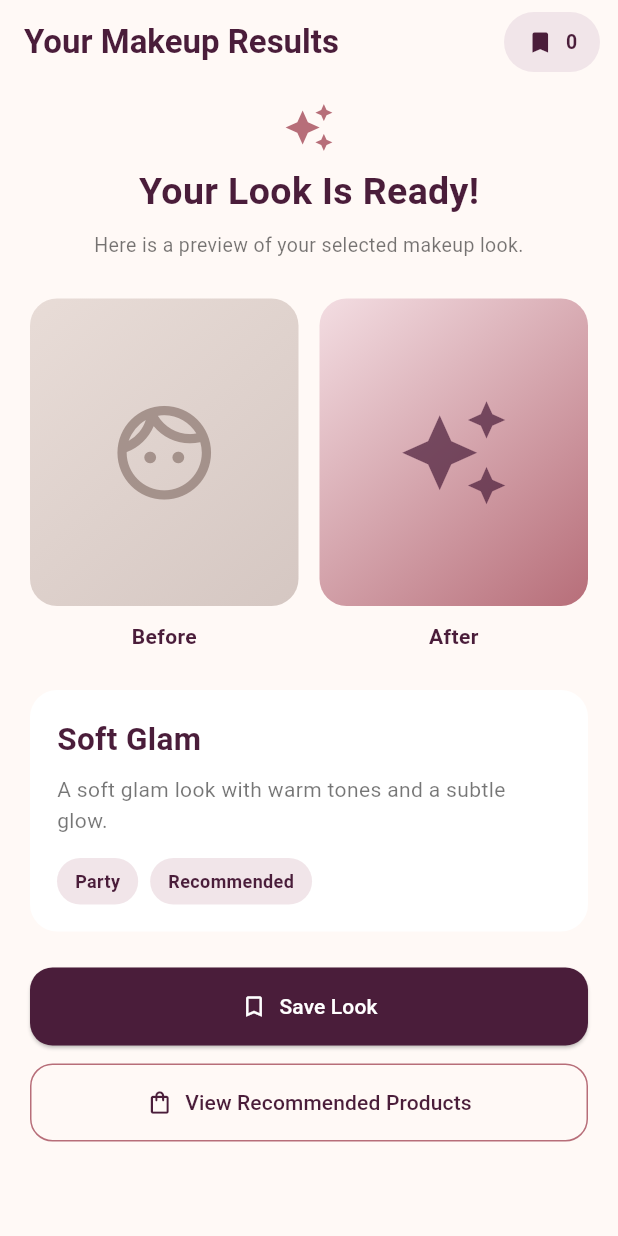
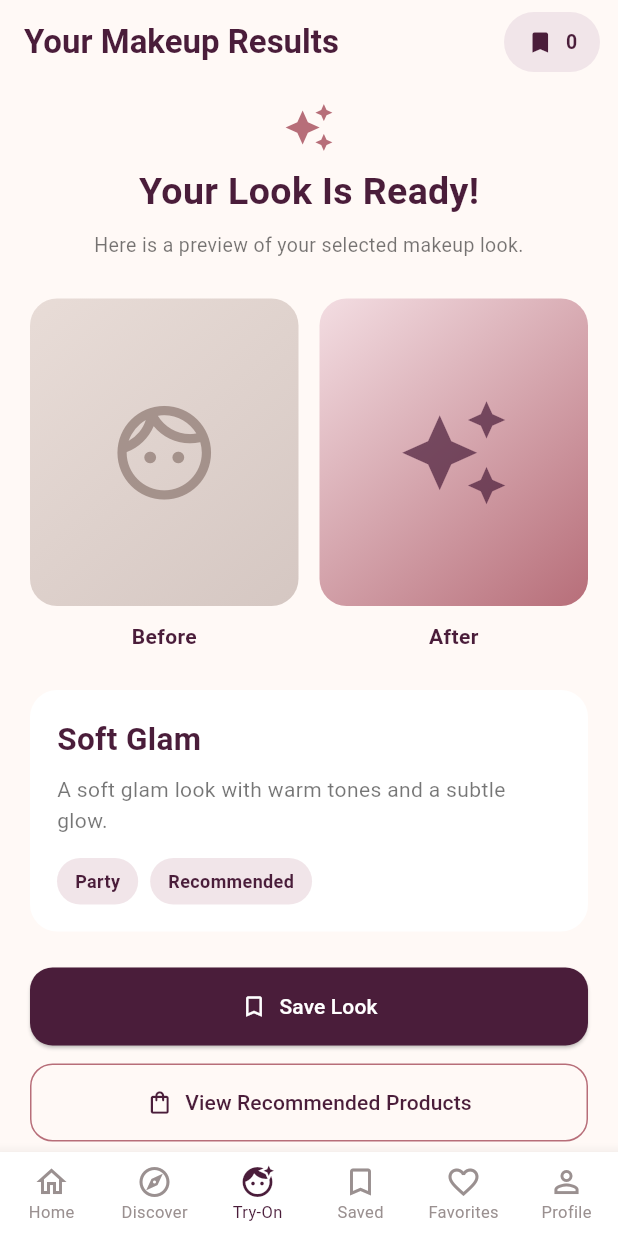
Before and after one commit to khadijaAbsi/AI-Personalized-Beauty-Makeup, a Flutter app: the screen it shows after launch, on a phone screen of 412 x 824 dp. Run offline on Flutter 3.47's test engine with Material 3 defaults, Android fonts, the phone set to English and light mode, and no system bars.

Commit message:
Add bottom navigation to final makeup results

```diff
--- a/lib/features/looks/screens/final_makeup_results_page.dart
+++ b/lib/features/looks/screens/final_makeup_results_page.dart
@@ -1,4 +1,7 @@
 import 'package:flutter/material.dart';
+import 'package:glowai/features/history/screens/favorite_products_page.dart';
+import 'package:glowai/features/history/screens/saved_looks_screen.dart';
+import 'package:glowai/features/home/screens/home_dashboard.dart';
 import 'package:glowai/features/my_looks/screens/my_looks_screen.dart';
 import 'package:glowai/features/my_looks/services/my_looks_service.dart';
 import 'package:glowai/features/products/screens/recommended_products_page.dart';
@@ -102,6 +105,45 @@ class _FinalMakeupResultsPageState extends State<FinalMakeupResultsPage> {
         builder: (_) => const MyLooksScreen(),
       ),
     );
+  }
+
+  void _handleNavigation(int index) {
+    if (index == 0) {
+      Navigator.pushAndRemoveUntil(
+        context,
+        MaterialPageRoute(builder: (_) => const HomeDashboard()),
+        (route) => false,
+      );
+      return;
+    }
+
+    if (index == 2) return;
+
+    if (index == 3) {
+      Navigator.pushReplacement(
+        context,
+        MaterialPageRoute(builder: (_) => const SavedLooksScreen()),
+      );
+      return;
+    }
+
+    if (index == 4) {
+      Navigator.pushReplacement(
+        context,
+        MaterialPageRoute(builder: (_) => const FavoriteProductsPage()),
+      );
+      return;
+    }
+
+    final pages = {1: 'Discover', 5: 'Profile'};
+
+    ScaffoldMessenger.of(context)
+      ..hideCurrentSnackBar()
+      ..showSnackBar(
+        SnackBar(
+          content: Text('${pages[index]} will be connected soon.'),
+        ),
+      );
   }
 
   Widget _previewCard({
@@ -332,6 +374,49 @@ class _FinalMakeupResultsPageState extends State<FinalMakeupResultsPage> {
           ),
         ),
       ),
+      bottomNavigationBar: BottomNavigationBar(
+        currentIndex: 2,
+        onTap: _handleNavigation,
+        type: BottomNavigationBarType.fixed,
+        backgroundColor: Colors.white,
+        selectedItemColor: primary,
+        unselectedItemColor: const Color(0xFF9A9090),
+        selectedFontSize: 11,
+        unselectedFontSize: 11,
+        showUnselectedLabels: true,
+        items: const [
+          BottomNavigationBarItem(
+            icon: Icon(Icons.home_outlined),
+            activeIcon: Icon(Icons.home),
+            label: 'Home',
+          ),
+          BottomNavigationBarItem(
+            icon: Icon(Icons.explore_outlined),
+            activeIcon: Icon(Icons.explore),
+            label: 'Discover',
+          ),
+          BottomNavigationBarItem(
+            icon: Icon(Icons.face_retouching_natural_outlined),
+            activeIcon: Icon(Icons.face_retouching_natural),
+            label: 'Try-On',
+          ),
+          BottomNavigationBarItem(
+            icon: Icon(Icons.bookmark_border),
+            activeIcon: Icon(Icons.bookmark),
+            label: 'Saved',
+          ),
+          BottomNavigationBarItem(
+            icon: Icon(Icons.favorite_border),
+            activeIcon: Icon(Icons.favorite),
+            label: 'Favorites',
+          ),
+          BottomNavigationBarItem(
+            icon: Icon(Icons.person_outline),
+            activeIcon: Icon(Icons.person),
+            label: 'Profile',
+          ),
+        ],
+      ),
     );
   }
 
```
